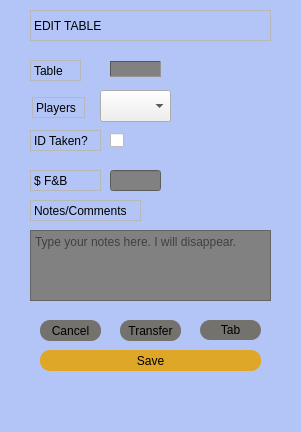
This is tableedit.ui in aj501/NickBilliardsPrjQT as Qt 5 draws it before an edit. The edited form follows.
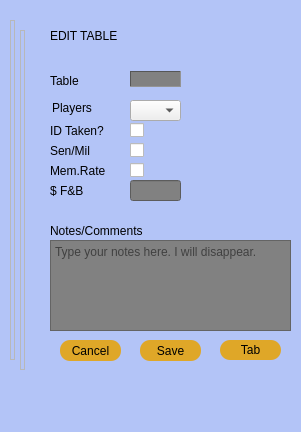
This is the edited form.

Commit message: Added Senior/Military/Member Rate checkbox in tablestart and tableedit; Removed transfer button from tableedit; improved starttable and edittable UI(ie, left side lines, save and cancel button color)

Patch:
```diff
--- a/tableedit.ui
+++ b/tableedit.ui
@@ -466,14 +466,14 @@
   <widget class="QLabel" name="label">
    <property name="geometry">
     <rect>
-     <x>30</x>
-     <y>10</y>
+     <x>50</x>
+     <y>20</y>
      <width>241</width>
      <height>31</height>
     </rect>
    </property>
    <property name="frameShape">
-    <enum>QFrame::StyledPanel</enum>
+    <enum>QFrame::NoFrame</enum>
    </property>
    <property name="text">
     <string>EDIT TABLE</string>
@@ -482,14 +482,14 @@
   <widget class="QLabel" name="label_2">
    <property name="geometry">
     <rect>
-     <x>30</x>
-     <y>60</y>
+     <x>50</x>
+     <y>70</y>
      <width>51</width>
      <height>21</height>
     </rect>
    </property>
    <property name="frameShape">
-    <enum>QFrame::StyledPanel</enum>
+    <enum>QFrame::NoFrame</enum>
    </property>
    <property name="text">
     <string>Table</string>
@@ -498,8 +498,8 @@
   <widget class="QLabel" name="label_3">
    <property name="geometry">
     <rect>
-     <x>110</x>
-     <y>61</y>
+     <x>130</x>
+     <y>71</y>
      <width>51</width>
      <height>16</height>
     </rect>
@@ -520,14 +520,14 @@
   <widget class="QLabel" name="label_5">
    <property name="geometry">
     <rect>
-     <x>32</x>
+     <x>52</x>
      <y>97</y>
      <width>53</width>
      <height>21</height>
     </rect>
    </property>
    <property name="frameShape">
-    <enum>QFrame::StyledPanel</enum>
+    <enum>QFrame::NoFrame</enum>
    </property>
    <property name="text">
     <string>Players</string>
@@ -536,24 +536,24 @@
   <widget class="QComboBox" name="editPlayerNum_comboBox">
    <property name="geometry">
     <rect>
-     <x>100</x>
-     <y>90</y>
-     <width>71</width>
-     <height>32</height>
+     <x>130</x>
+     <y>100</y>
+     <width>51</width>
+     <height>21</height>
     </rect>
    </property>
   </widget>
   <widget class="QLabel" name="label_4">
    <property name="geometry">
     <rect>
-     <x>30</x>
-     <y>130</y>
+     <x>50</x>
+     <y>120</y>
      <width>71</width>
      <height>21</height>
     </rect>
    </property>
    <property name="frameShape">
-    <enum>QFrame::StyledPanel</enum>
+    <enum>QFrame::NoFrame</enum>
    </property>
    <property name="text">
     <string>ID Taken?</string>
@@ -562,9 +562,9 @@
   <widget class="QCheckBox" name="checkBox">
    <property name="geometry">
     <rect>
-     <x>110</x>
-     <y>130</y>
-     <width>86</width>
+     <x>130</x>
+     <y>120</y>
+     <width>31</width>
      <height>20</height>
     </rect>
    </property>
@@ -575,14 +575,14 @@
   <widget class="QLabel" name="label_6">
    <property name="geometry">
     <rect>
-     <x>30</x>
-     <y>200</y>
+     <x>50</x>
+     <y>220</y>
      <width>111</width>
      <height>21</height>
     </rect>
    </property>
    <property name="frameShape">
-    <enum>QFrame::StyledPanel</enum>
+    <enum>QFrame::NoFrame</enum>
    </property>
    <property name="text">
     <string>Notes/Comments</string>
@@ -591,51 +591,33 @@
   <widget class="QPushButton" name="editTable_CancelButton">
    <property name="geometry">
     <rect>
-     <x>40</x>
-     <y>320</y>
+     <x>60</x>
+     <y>340</y>
      <width>61</width>
      <height>21</height>
     </rect>
    </property>
    <property name="styleSheet">
     <string notr="true">border-radius:10px;
-background-color: rgb(116, 114, 108);
+background-color: rgb(223, 167, 40);
 </string>
    </property>
    <property name="text">
     <string>Cancel</string>
    </property>
   </widget>
-  <widget class="QPushButton" name="editTable_TransferButton">
-   <property name="geometry">
-    <rect>
-     <x>120</x>
-     <y>320</y>
-     <width>61</width>
-     <height>21</height>
-    </rect>
-   </property>
-   <property name="styleSheet">
-    <string notr="true">border-radius:10px;
-background-color: rgb(116, 114, 108);
-</string>
-   </property>
-   <property name="text">
-    <string>Transfer</string>
-   </property>
-  </widget>
   <widget class="QPushButton" name="editTable_TabButton">
    <property name="geometry">
     <rect>
-     <x>200</x>
-     <y>320</y>
+     <x>220</x>
+     <y>340</y>
      <width>61</width>
      <height>20</height>
     </rect>
    </property>
    <property name="styleSheet">
     <string notr="true">border-radius:10px;
-background-color: rgb(116, 114, 108);
+background-color: rgb(223, 167, 40);
 </string>
    </property>
    <property name="text">
@@ -645,10 +627,10 @@
   <widget class="QTextEdit" name="textEdit">
    <property name="geometry">
     <rect>
-     <x>30</x>
-     <y>230</y>
+     <x>50</x>
+     <y>240</y>
      <width>241</width>
-     <height>71</height>
+     <height>91</height>
     </rect>
    </property>
    <property name="cursor" stdset="0">
@@ -682,9 +664,9 @@
   <widget class="QPushButton" name="editTable_SaveButton">
    <property name="geometry">
     <rect>
-     <x>40</x>
-     <y>350</y>
-     <width>221</width>
+     <x>140</x>
+     <y>340</y>
+     <width>61</width>
      <height>21</height>
     </rect>
    </property>
@@ -699,14 +681,14 @@
   <widget class="QLabel" name="label_7">
    <property name="geometry">
     <rect>
-     <x>30</x>
-     <y>170</y>
+     <x>50</x>
+     <y>180</y>
      <width>71</width>
      <height>21</height>
     </rect>
    </property>
    <property name="frameShape">
-    <enum>QFrame::StyledPanel</enum>
+    <enum>QFrame::NoFrame</enum>
    </property>
    <property name="text">
     <string>$ F&amp;B</string>
@@ -718,8 +700,8 @@
    </property>
    <property name="geometry">
     <rect>
-     <x>110</x>
-     <y>170</y>
+     <x>130</x>
+     <y>180</y>
      <width>51</width>
      <height>21</height>
     </rect>
@@ -740,6 +722,96 @@
     <number>0</number>
    </property>
   </widget>
+  <widget class="QLabel" name="label_12">
+   <property name="geometry">
+    <rect>
+     <x>20</x>
+     <y>30</y>
+     <width>5</width>
+     <height>340</height>
+    </rect>
+   </property>
+   <property name="frameShape">
+    <enum>QFrame::StyledPanel</enum>
+   </property>
+   <property name="text">
+    <string/>
+   </property>
+  </widget>
+  <widget class="QLabel" name="label_11">
+   <property name="geometry">
+    <rect>
+     <x>10</x>
+     <y>20</y>
+     <width>5</width>
+     <height>340</height>
+    </rect>
+   </property>
+   <property name="frameShape">
+    <enum>QFrame::StyledPanel</enum>
+   </property>
+   <property name="text">
+    <string/>
+   </property>
+  </widget>
+  <widget class="QLabel" name="label_8">
+   <property name="geometry">
+    <rect>
+     <x>50</x>
+     <y>140</y>
+     <width>61</width>
+     <height>21</height>
+    </rect>
+   </property>
+   <property name="frameShape">
+    <enum>QFrame::NoFrame</enum>
+   </property>
+   <property name="text">
+    <string>Sen/Mil</string>
+   </property>
+  </widget>
+  <widget class="QCheckBox" name="checkBox_2">
+   <property name="geometry">
+    <rect>
+     <x>130</x>
+     <y>140</y>
+     <width>21</width>
+     <height>20</height>
+    </rect>
+   </property>
+   <property name="text">
+    <string/>
+   </property>
+  </widget>
+  <widget class="QLabel" name="label_9">
+   <property name="geometry">
+    <rect>
+     <x>50</x>
+     <y>160</y>
+     <width>71</width>
+     <height>21</height>
+    </rect>
+   </property>
+   <property name="frameShape">
+    <enum>QFrame::NoFrame</enum>
+   </property>
+   <property name="text">
+    <string>Mem.Rate</string>
+   </property>
+  </widget>
+  <widget class="QCheckBox" name="checkBox_3">
+   <property name="geometry">
+    <rect>
+     <x>130</x>
+     <y>160</y>
+     <width>21</width>
+     <height>20</height>
+    </rect>
+   </property>
+   <property name="text">
+    <string/>
+   </property>
+  </widget>
  </widget>
  <resources/>
  <connections/>
```
The commit also changes 10 other files.
